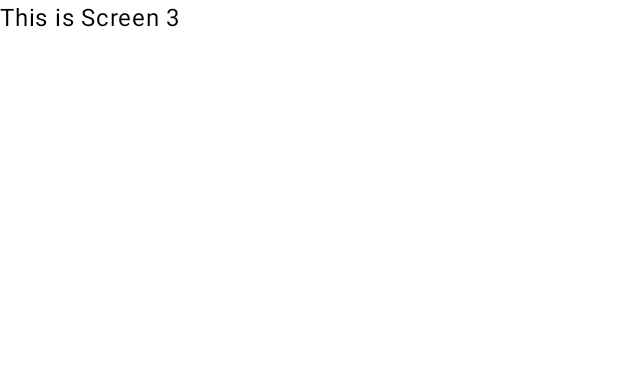
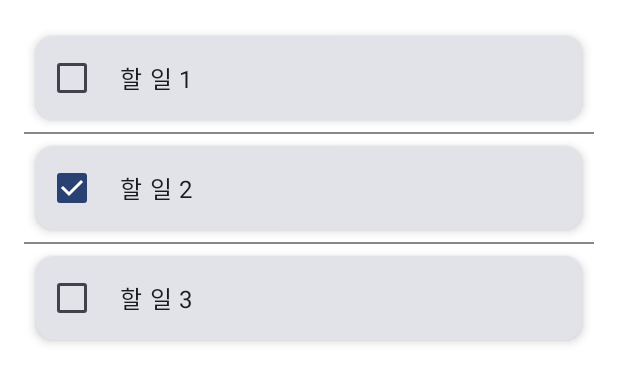
Before and after one commit to kdt-teamtrack/teamtrack, an Android app built with Jetpack Compose: the @Preview function Screen3Preview, on a phone screen of 412 x 824 dp. Shown: the top 383 px of the screen. Run offline under Robolectric (Android 15) with nearby library versions, the phone set to English and light mode, and no system bars.

Commit message:
팀원 페이지 구성, 카드 드래그 시 위치 변경 기능 추가

```diff
--- a/app/src/main/java/com/teamtrack/teamtrack/MainActivity.kt
+++ b/app/src/main/java/com/teamtrack/teamtrack/MainActivity.kt
@@ -94,13 +94,13 @@ fun Screen2() {
     )
 }
 
-@Composable
-fun Screen3() {
-    Text(
-        text = "This is Screen 3",
-        modifier = Modifier.fillMaxSize()
-    )
-}
+//@Composable
+//fun Screen3() {
+//    Text(
+//        text = "This is Screen 3",
+//        modifier = Modifier.fillMaxSize()
+//    )
+//}
 
 @Composable
 fun Screen4() {
--- /dev/null
+++ b/app/src/main/java/com/teamtrack/teamtrack/Screen3.kt
@@ -0,0 +1,149 @@
+package com.teamtrack.teamtrack
+
+import androidx.compose.foundation.background
+import androidx.compose.foundation.gestures.detectDragGestures
+import androidx.compose.foundation.layout.*
+import androidx.compose.foundation.lazy.LazyColumn
+import androidx.compose.foundation.lazy.items
+import androidx.compose.foundation.lazy.itemsIndexed
+import androidx.compose.material3.*
+import androidx.compose.runtime.Composable
+import androidx.compose.runtime.getValue
+import androidx.compose.runtime.mutableStateListOf
+import androidx.compose.runtime.mutableStateOf
+import androidx.compose.runtime.remember
+import androidx.compose.runtime.setValue
+import androidx.compose.ui.Alignment
+import androidx.compose.ui.Modifier
+import androidx.compose.ui.graphics.Color
+import androidx.compose.ui.input.pointer.pointerInput
+import androidx.compose.ui.platform.LocalDensity
+import androidx.compose.ui.tooling.preview.Preview
+import androidx.compose.ui.unit.Dp
+import androidx.compose.ui.unit.IntOffset
+import androidx.compose.ui.unit.dp
+import kotlin.math.roundToInt
+
+@Composable
+fun Screen3() {
+    val todoItems = remember {
+        mutableStateListOf(
+            TodoItem(1, "할 일 1", false),
+            TodoItem(2, "할 일 2", true),
+            TodoItem(3, "할 일 3", false)
+        )
+    }
+    memberTodo(todoItems = todoItems)
+}
+
+data class TodoItem(
+    val id: Int,
+    val task: String,
+    val completed: Boolean
+)
+
+@Composable
+fun memberTodo(todoItems: MutableList<TodoItem>) {
+    LazyColumn(
+        modifier = Modifier
+            .fillMaxSize()
+            .padding(16.dp)
+    ) {
+        itemsIndexed(todoItems) { index, item ->
+            DraggableCard(
+                todoItem = item,
+                onMove = { fromIndex, toIndex ->
+                    if (fromIndex != toIndex) {
+                        val movedItem = todoItems[fromIndex]
+                        todoItems.removeAt(fromIndex)
+                        todoItems.add(toIndex, movedItem)
+                    }
+                },
+                index = index,
+                itemHeight = 80.dp,
+                size = todoItems.size
+            )
+            if (index < todoItems.size - 1) {
+                TimelineConnector()
+            }
+        }
+    }
+}
+
+@Composable
+fun TimelineConnector() {
+    Box(
+        modifier = Modifier
+            .fillMaxWidth()
+            .height(1.dp)
+            .background(Color.Gray)
+            .padding(start = 64.dp)
+    )
+}
+
+@Composable
+fun DraggableCard(
+    todoItem: TodoItem,
+    onMove: (fromIndex: Int, toIndex: Int) -> Unit,
+    index: Int,
+    itemHeight: Dp,
+    size: Int
+) {
+    var offsetX by remember { mutableStateOf(0f) }
+    var offsetY by remember { mutableStateOf(0f) }
+    var isDragging by remember { mutableStateOf(false) }
+
+    val density = LocalDensity.current
+    val itemHeightPx = with(density) { itemHeight.toPx() }
+
+    Card(
+        modifier = Modifier
+            .fillMaxWidth()
+            .padding(8.dp)
+            .offset { IntOffset(offsetX.roundToInt(), offsetY.roundToInt()) }
+            .pointerInput(Unit) {
+                detectDragGestures(
+                    onDragStart = {
+                        isDragging = true
+                    },
+                    onDragEnd = {
+                        isDragging = false
+                        val toIndex = (index + (offsetY / itemHeightPx).roundToInt()).coerceIn(0, size - 1)
+                        onMove(index, toIndex)
+                        offsetX = 0f
+                        offsetY = 0f
+                    }
+                ) { change, dragAmount ->
+                    change.consume()
+                    offsetX += dragAmount.x
+                    offsetY += dragAmount.y
+                }
+            },
+        elevation = CardDefaults.cardElevation(defaultElevation = 4.dp)
+    ) {
+        TodoItemRow(todoItem)
+    }
+}
+
+@Composable
+fun TodoItemRow(item: TodoItem) {
+    Row(
+        verticalAlignment = Alignment.CenterVertically,
+        modifier = Modifier.padding(vertical = 4.dp)
+    ) {
+        Checkbox(
+            checked = item.completed,
+            onCheckedChange = { /* 체크박스 상태 변경 로직 */ }
+        )
+        Text(
+            text = item.task,
+            modifier = Modifier.padding(start = 8.dp)
+        )
+    }
+}
+
+@Preview(showBackground = true)
+@Composable
+fun PreviewTodoListScreen() {
+    Screen3()
+}
```
